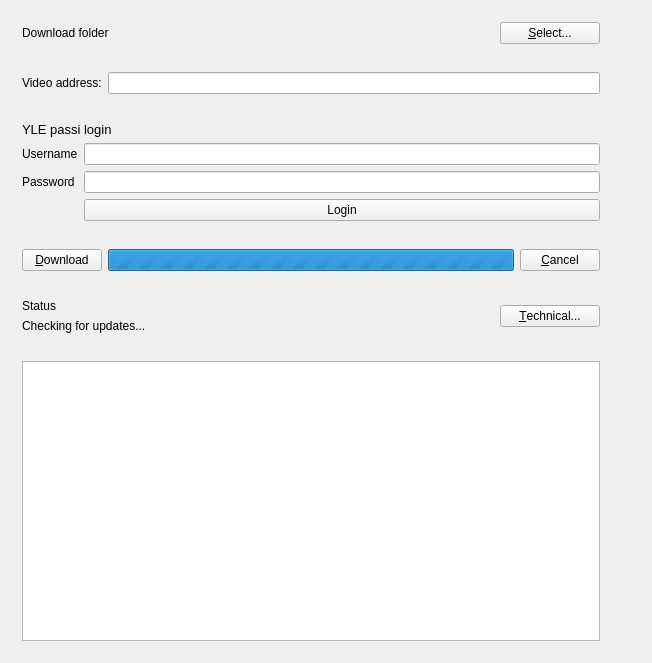
Above: MainWindow.ui from hekkup/yle-downloader-gui before the change. Below: the same form after it.
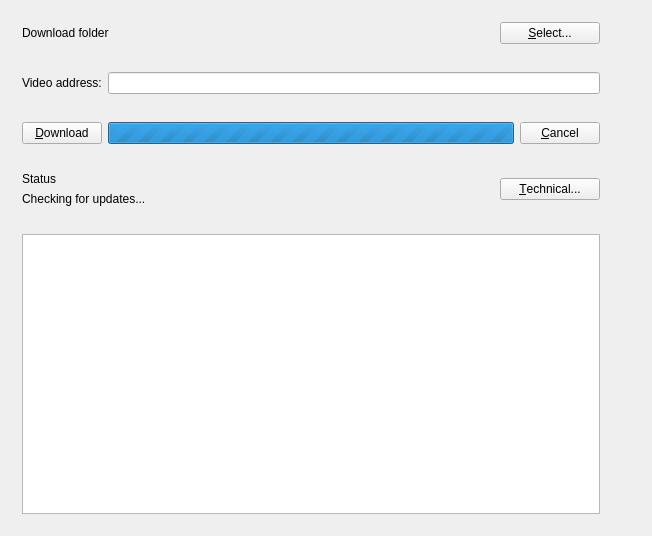
That is the form after the change.

Commit message: Made YLE Passi prompt a dialog and moved the login code to its own class.

What changed in the file:
```diff
--- a/MainWindow.ui
+++ b/MainWindow.ui
@@ -7,7 +7,7 @@
     <x>0</x>
     <y>0</y>
     <width>652</width>
-    <height>651</height>
+    <height>518</height>
    </rect>
   </property>
   <property name="windowTitle">
@@ -83,70 +83,6 @@
       </layout>
      </widget>
     </item>
-    <item>
-     <widget class="QWidget" name="ylePassiWidget" native="true">
-      <layout class="QFormLayout" name="formLayout">
-       <item row="1" column="0" colspan="2">
-        <widget class="QLabel" name="ylePassiLabel">
-         <property name="font">
-          <font>
-           <pointsize>10</pointsize>
-          </font>
-         </property>
-         <property name="text">
-          <string>YLE passi login</string>
-         </property>
-        </widget>
-       </item>
-       <item row="2" column="0">
-        <widget class="QLabel" name="usernameLabel">
-         <property name="text">
-          <string>Username</string>
-         </property>
-        </widget>
-       </item>
-       <item row="2" column="1">
-        <widget class="QLineEdit" name="ylePassiUsername">
-         <property name="maxLength">
-          <number>15</number>
-         </property>
-        </widget>
-       </item>
-       <item row="3" column="0">
-        <widget class="QLabel" name="passwordLabel">
-         <property name="text">
-          <string>Password</string>
-         </property>
-        </widget>
-       </item>
-       <item row="3" column="1">
-        <widget class="QLineEdit" name="ylePassiPassword">
-         <property name="font">
-          <font>
-           <kerning>true</kerning>
-          </font>
-         </property>
-         <property name="text">
-          <string notr="true"/>
-         </property>
-         <property name="maxLength">
-          <number>20</number>
-         </property>
-         <property name="echoMode">
-          <enum>QLineEdit::Password</enum>
-         </property>
-        </widget>
-       </item>
-       <item row="5" column="1">
-        <widget class="QPushButton" name="yleLoginButton">
-         <property name="text">
-          <string>Login</string>
-         </property>
-        </widget>
-       </item>
-      </layout>
-     </widget>
-    </item>
     <item>
      <widget class="QWidget" name="downloadWidget" native="true">
       <layout class="QHBoxLayout" name="horizontalLayout_3">
```
The commit also changes 12 other files.
